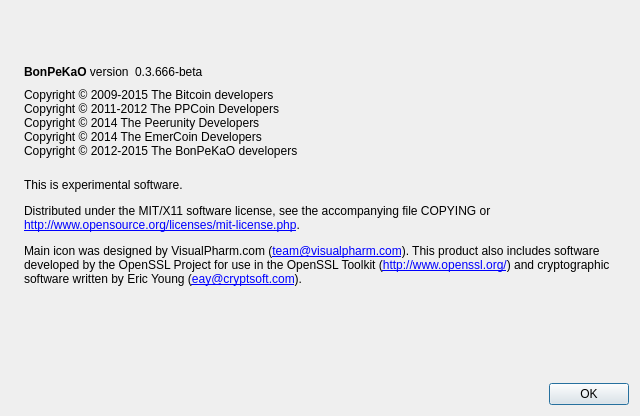
First picture: the form in src/qt/forms/aboutdialog.ui, repository bonpekao/bonpekao, before the edit.
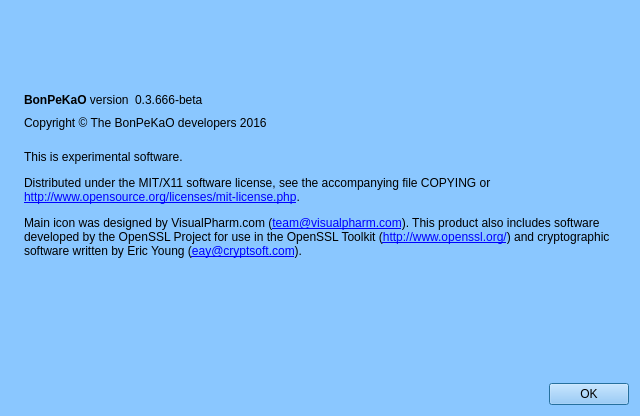
Second picture: the form after the edit. Icons and pictures are not drawn.

The edit to the form file:
```diff
--- a/src/qt/forms/aboutdialog.ui
+++ b/src/qt/forms/aboutdialog.ui
@@ -10,6 +10,421 @@
     <height>416</height>
    </rect>
   </property>
+  <property name="palette">
+   <palette>
+    <active>
+     <colorrole role="WindowText">
+      <brush brushstyle="SolidPattern">
+       <color alpha="255">
+        <red>0</red>
+        <green>0</green>
+        <blue>0</blue>
+       </color>
+      </brush>
+     </colorrole>
+     <colorrole role="Button">
+      <brush brushstyle="SolidPattern">
+       <color alpha="255">
+        <red>138</red>
+        <green>199</green>
+        <blue>255</blue>
+       </color>
+      </brush>
+     </colorrole>
+     <colorrole role="Light">
+      <brush brushstyle="SolidPattern">
+       <color alpha="255">
+        <red>255</red>
+        <green>255</green>
+        <blue>255</blue>
+       </color>
+      </brush>
+     </colorrole>
+     <colorrole role="Midlight">
+      <brush brushstyle="SolidPattern">
+       <color alpha="255">
+        <red>196</red>
+        <green>227</green>
+        <blue>255</blue>
+       </color>
+      </brush>
+     </colorrole>
+     <colorrole role="Dark">
+      <brush brushstyle="SolidPattern">
+       <color alpha="255">
+        <red>69</red>
+        <green>99</green>
+        <blue>127</blue>
+       </color>
+      </brush>
+     </colorrole>
+     <colorrole role="Mid">
+      <brush brushstyle="SolidPattern">
+       <color alpha="255">
+        <red>92</red>
+        <green>133</green>
+        <blue>170</blue>
+       </color>
+      </brush>
+     </colorrole>
+     <colorrole role="Text">
+      <brush brushstyle="SolidPattern">
+       <color alpha="255">
+        <red>0</red>
+        <green>0</green>
+        <blue>0</blue>
+       </color>
+      </brush>
+     </colorrole>
+     <colorrole role="BrightText">
+      <brush brushstyle="SolidPattern">
+       <color alpha="255">
+        <red>255</red>
+        <green>255</green>
+        <blue>255</blue>
+       </color>
+      </brush>
+     </colorrole>
+     <colorrole role="ButtonText">
+      <brush brushstyle="SolidPattern">
+       <color alpha="255">
+        <red>0</red>
+        <green>0</green>
+        <blue>0</blue>
+       </color>
+      </brush>
+     </colorrole>
+     <colorrole role="Base">
+      <brush brushstyle="SolidPattern">
+       <color alpha="255">
+        <red>255</red>
+        <green>255</green>
+        <blue>255</blue>
+       </color>
+      </brush>
+     </colorrole>
+     <colorrole role="Window">
+      <brush brushstyle="SolidPattern">
+       <color alpha="255">
+        <red>138</red>
+        <green>199</green>
+        <blue>255</blue>
+       </color>
+      </brush>
+     </colorrole>
+     <colorrole role="Shadow">
+      <brush brushstyle="SolidPattern">
+       <color alpha="255">
+        <red>0</red>
+        <green>0</green>
+        <blue>0</blue>
+       </color>
+      </brush>
+     </colorrole>
+     <colorrole role="AlternateBase">
+      <brush brushstyle="SolidPattern">
+       <color alpha="255">
+        <red>196</red>
+        <green>227</green>
+        <blue>255</blue>
+       </color>
+      </brush>
+     </colorrole>
+     <colorrole role="ToolTipBase">
+      <brush brushstyle="SolidPattern">
+       <color alpha="255">
+        <red>255</red>
+        <green>255</green>
+        <blue>220</blue>
+       </color>
+      </brush>
+     </colorrole>
+     <colorrole role="ToolTipText">
+      <brush brushstyle="SolidPattern">
+       <color alpha="255">
+        <red>0</red>
+        <green>0</green>
+        <blue>0</blue>
+       </color>
+      </brush>
+     </colorrole>
+    </active>
+    <inactive>
+     <colorrole role="WindowText">
+      <brush brushstyle="SolidPattern">
+       <color alpha="255">
+        <red>0</red>
+        <green>0</green>
+        <blue>0</blue>
+       </color>
+      </brush>
+     </colorrole>
+     <colorrole role="Button">
+      <brush brushstyle="SolidPattern">
+       <color alpha="255">
+        <red>138</red>
+        <green>199</green>
+        <blue>255</blue>
+       </color>
+      </brush>
+     </colorrole>
+     <colorrole role="Light">
+      <brush brushstyle="SolidPattern">
+       <color alpha="255">
+        <red>255</red>
+        <green>255</green>
+        <blue>255</blue>
+       </color>
+      </brush>
+     </colorrole>
+     <colorrole role="Midlight">
+      <brush brushstyle="SolidPattern">
+       <color alpha="255">
+        <red>196</red>
+        <green>227</green>
+        <blue>255</blue>
+       </color>
+      </brush>
+     </colorrole>
+     <colorrole role="Dark">
+      <brush brushstyle="SolidPattern">
+       <color alpha="255">
+        <red>69</red>
+        <green>99</green>
+        <blue>127</blue>
+       </color>
+      </brush>
+     </colorrole>
+     <colorrole role="Mid">
+      <brush brushstyle="SolidPattern">
+       <color alpha="255">
+        <red>92</red>
+        <green>133</green>
+        <blue>170</blue>
+       </color>
+      </brush>
+     </colorrole>
+     <colorrole role="Text">
+      <brush brushstyle="SolidPattern">
+       <color alpha="255">
+        <red>0</red>
+        <green>0</green>
+        <blue>0</blue>
+       </color>
+      </brush>
+     </colorrole>
+     <colorrole role="BrightText">
+      <brush brushstyle="SolidPattern">
+       <color alpha="255">
+        <red>255</red>
+        <green>255</green>
+        <blue>255</blue>
+       </color>
+      </brush>
+     </colorrole>
+     <colorrole role="ButtonText">
+      <brush brushstyle="SolidPattern">
+       <color alpha="255">
+        <red>0</red>
+        <green>0</green>
+        <blue>0</blue>
+       </color>
+      </brush>
+     </colorrole>
+     <colorrole role="Base">
+      <brush brushstyle="SolidPattern">
+       <color alpha="255">
+        <red>255</red>
+        <green>255</green>
+        <blue>255</blue>
+       </color>
+      </brush>
+     </colorrole>
+     <colorrole role="Window">
+      <brush brushstyle="SolidPattern">
+       <color alpha="255">
+        <red>138</red>
+        <green>199</green>
+        <blue>255</blue>
+       </color>
+      </brush>
+     </colorrole>
+     <colorrole role="Shadow">
+      <brush brushstyle="SolidPattern">
+       <color alpha="255">
+        <red>0</red>
+        <green>0</green>
+        <blue>0</blue>
+       </color>
+      </brush>
+     </colorrole>
+     <colorrole role="AlternateBase">
+      <brush brushstyle="SolidPattern">
+       <color alpha="255">
+        <red>196</red>
+        <green>227</green>
+        <blue>255</blue>
+       </color>
+      </brush>
+     </colorrole>
+     <colorrole role="ToolTipBase">
+      <brush brushstyle="SolidPattern">
+       <color alpha="255">
+        <red>255</red>
+        <green>255</green>
+        <blue>220</blue>
+       </color>
+      </brush>
+     </colorrole>
+     <colorrole role="ToolTipText">
+      <brush brushstyle="SolidPattern">
+       <color alpha="255">
+        <red>0</red>
+        <green>0</green>
+        <blue>0</blue>
+       </color>
+      </brush>
+     </colorrole>
+    </inactive>
+    <disabled>
+     <colorrole role="WindowText">
+      <brush brushstyle="SolidPattern">
+       <color alpha="255">
+        <red>69</red>
+        <green>99</green>
+        <blue>127</blue>
+       </color>
+      </brush>
+     </colorrole>
+     <colorrole role="Button">
+      <brush brushstyle="SolidPattern">
+       <color alpha="255">
+        <red>138</red>
+        <green>199</green>
+        <blue>255</blue>
+       </color>
+      </brush>
+     </colorrole>
+     <colorrole role="Light">
+      <brush brushstyle="SolidPattern">
+       <color alpha="255">
+        <red>255</red>
+        <green>255</green>
+        <blue>255</blue>
+       </color>
+      </brush>
+     </colorrole>
+     <colorrole role="Midlight">
+      <brush brushstyle="SolidPattern">
+       <color alpha="255">
+        <red>196</red>
+        <green>227</green>
+        <blue>255</blue>
+       </color>
+      </brush>
+     </colorrole>
+     <colorrole role="Dark">
+      <brush brushstyle="SolidPattern">
+       <color alpha="255">
+        <red>69</red>
+        <green>99</green>
+        <blue>127</blue>
+       </color>
+      </brush>
+     </colorrole>
+     <colorrole role="Mid">
+      <brush brushstyle="SolidPattern">
+       <color alpha="255">
+        <red>92</red>
+        <green>133</green>
+        <blue>170</blue>
+       </color>
+      </brush>
+     </colorrole>
+     <colorrole role="Text">
+      <brush brushstyle="SolidPattern">
+       <color alpha="255">
+        <red>69</red>
+        <green>99</green>
+        <blue>127</blue>
+       </color>
+      </brush>
+     </colorrole>
+     <colorrole role="BrightText">
+      <brush brushstyle="SolidPattern">
+       <color alpha="255">
+        <red>255</red>
+        <green>255</green>
+        <blue>255</blue>
+       </color>
+      </brush>
+     </colorrole>
+     <colorrole role="ButtonText">
+      <brush brushstyle="SolidPattern">
+       <color alpha="255">
+        <red>69</red>
+        <green>99</green>
+        <blue>127</blue>
+       </color>
+      </brush>
+     </colorrole>
+     <colorrole role="Base">
+      <brush brushstyle="SolidPattern">
+       <color alpha="255">
+        <red>138</red>
+        <green>199</green>
+        <blue>255</blue>
+       </color>
+      </brush>
+     </colorrole>
+     <colorrole role="Window">
+      <brush brushstyle="SolidPattern">
+       <color alpha="255">
+        <red>138</red>
+        <green>199</green>
+        <blue>255</blue>
+       </color>
+      </brush>
+     </colorrole>
+     <colorrole role="Shadow">
+      <brush brushstyle="SolidPattern">
+       <color alpha="255">
+        <red>0</red>
+        <green>0</green>
+        <blue>0</blue>
+       </color>
+      </brush>
+     </colorrole>
+     <colorrole role="AlternateBase">
+      <brush brushstyle="SolidPattern">
+       <color alpha="255">
+        <red>138</red>
+        <green>199</green>
+        <blue>255</blue>
+       </color>
+      </brush>
+     </colorrole>
+     <colorrole role="ToolTipBase">
+      <brush brushstyle="SolidPattern">
+       <color alpha="255">
+        <red>255</red>
+        <green>255</green>
+        <blue>220</blue>
+       </color>
+      </brush>
+     </colorrole>
+     <colorrole role="ToolTipText">
+      <brush brushstyle="SolidPattern">
+       <color alpha="255">
+        <red>0</red>
+        <green>0</green>
+        <blue>0</blue>
+       </color>
+      </brush>
+     </colorrole>
+    </disabled>
+   </palette>
+  </property>
   <property name="windowTitle">
    <string>About BonPeKaO</string>
   </property>
@@ -94,11 +509,7 @@
         <cursorShape>IBeamCursor</cursorShape>
        </property>
        <property name="text">
-        <string>Copyright © 2009-2015 The Bitcoin developers
-Copyright © 2011-2012 The PPCoin Developers
-Copyright © 2014 The Peerunity Developers
-Copyright © 2014 The EmerCoin Developers
-Copyright © 2012-2015 The BonPeKaO developers</string>
+        <string>Copyright © The BonPeKaO developers 2016</string>
        </property>
        <property name="textInteractionFlags">
         <set>Qt::LinksAccessibleByMouse|Qt::TextSelectableByKeyboard|Qt::TextSelectableByMouse</set>
```
